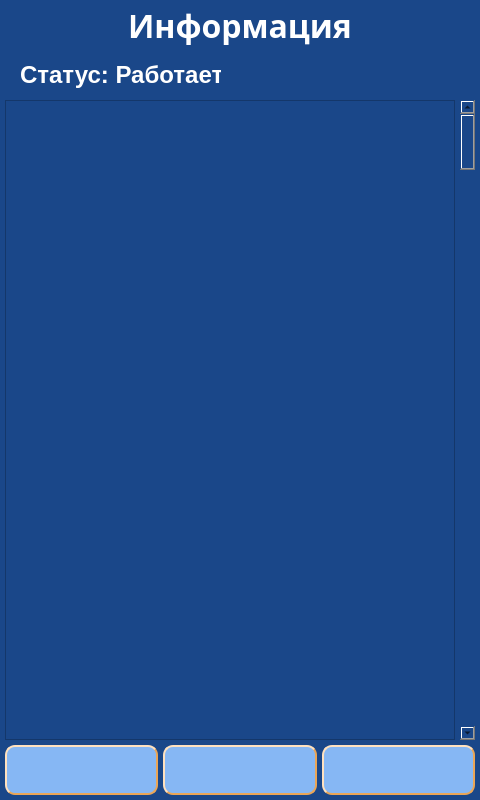
Before: the Qt Designer form client/GUI/ui/screen_2_help.ui in komrade2801/AutoSklad, drawn with Qt 5.
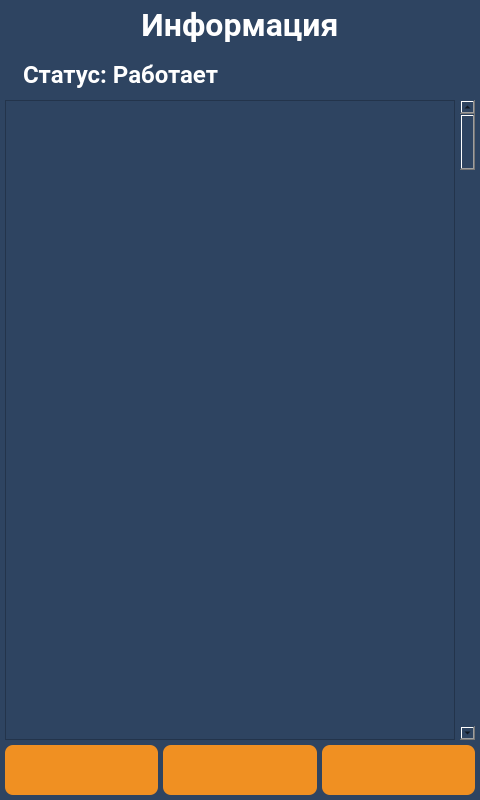
After: the same form once the commit is applied. Icons and pictures are not drawn.

Commit message: changed client UI style

Diff of the .ui file:
```diff
--- a/client/GUI/ui/screen_2_help.ui
+++ b/client/GUI/ui/screen_2_help.ui
@@ -15,29 +15,34 @@
   </property>
   <property name="styleSheet">
    <string notr="true">QWidget{
-	background-color: #1A4789;
+	background-color: #2e4461;
 }
 QLabel {
 	background: none;
 	color: #FFFFFF;
 	border-width: 0px;
 	border-radius: 0px;
+	font-family: &quot;Roboto&quot;, Sans-serif;
 }
 #background {
 	color: #FFFFFF;
-	background-color: #1A4789;
+	background-color: #2e4461;
 	border-width: 2px;
 	border-style: groove;
 	border-color: #ff9923;
 	border-radius: 0px;
+	font-family: &quot;Roboto&quot;, Sans-serif;
 }
 QPushButton {
-	color: #000000;
-	background-color: #86B7F4;
-	border-width: 2px;
+	color: #FFFFFF;
+	background-color: #f09022;
+	border-width: 0px;
 	border-style: outset;
 	border-color: #EAA657;
-	border-radius: 10px;
+	border-radius: 8px;
+	font-weight: 600;
+    font-size: 25px;
+	font-family: &quot;Roboto&quot;, Sans-serif;
 }</string>
   </property>
   <widget class="QTextEdit" name="text_window">
@@ -64,9 +69,9 @@
       <colorrole role="Button">
        <brush brushstyle="SolidPattern">
         <color alpha="255">
-         <red>26</red>
-         <green>71</green>
-         <blue>137</blue>
+         <red>46</red>
+         <green>68</green>
+         <blue>97</blue>
         </color>
        </brush>
       </colorrole>
@@ -91,18 +96,18 @@
       <colorrole role="Base">
        <brush brushstyle="SolidPattern">
         <color alpha="255">
-         <red>26</red>
-         <green>71</green>
-         <blue>137</blue>
+         <red>46</red>
+         <green>68</green>
+         <blue>97</blue>
         </color>
        </brush>
       </colorrole>
       <colorrole role="Window">
        <brush brushstyle="SolidPattern">
         <color alpha="255">
-         <red>26</red>
-         <green>71</green>
-         <blue>137</blue>
+         <red>46</red>
+         <green>68</green>
+         <blue>97</blue>
         </color>
        </brush>
       </colorrole>
@@ -129,9 +134,9 @@
       <colorrole role="Button">
        <brush brushstyle="SolidPattern">
         <color alpha="255">
-         <red>26</red>
-         <green>71</green>
-         <blue>137</blue>
+         <red>46</red>
+         <green>68</green>
+         <blue>97</blue>
         </color>
        </brush>
       </colorrole>
@@ -156,18 +161,18 @@
       <colorrole role="Base">
        <brush brushstyle="SolidPattern">
         <color alpha="255">
-         <red>26</red>
-         <green>71</green>
-         <blue>137</blue>
+         <red>46</red>
+         <green>68</green>
+         <blue>97</blue>
         </color>
        </brush>
       </colorrole>
       <colorrole role="Window">
        <brush brushstyle="SolidPattern">
         <color alpha="255">
-         <red>26</red>
-         <green>71</green>
-         <blue>137</blue>
+         <red>46</red>
+         <green>68</green>
+         <blue>97</blue>
         </color>
        </brush>
       </colorrole>
@@ -194,9 +199,9 @@
       <colorrole role="Button">
        <brush brushstyle="SolidPattern">
         <color alpha="255">
-         <red>26</red>
-         <green>71</green>
-         <blue>137</blue>
+         <red>46</red>
+         <green>68</green>
+         <blue>97</blue>
         </color>
        </brush>
       </colorrole>
@@ -221,18 +226,18 @@
       <colorrole role="Base">
        <brush brushstyle="SolidPattern">
         <color alpha="255">
-         <red>26</red>
-         <green>71</green>
-         <blue>137</blue>
+         <red>46</red>
+         <green>68</green>
+         <blue>97</blue>
         </color>
        </brush>
       </colorrole>
       <colorrole role="Window">
        <brush brushstyle="SolidPattern">
         <color alpha="255">
-         <red>26</red>
-         <green>71</green>
-         <blue>137</blue>
+         <red>46</red>
+         <green>68</green>
+         <blue>97</blue>
         </color>
        </brush>
       </colorrole>
@@ -253,9 +258,6 @@
      <pointsize>10</pointsize>
     </font>
    </property>
-   <property name="styleSheet">
-    <string notr="true">color: rgb(255, 255, 255);</string>
-   </property>
    <property name="html">
     <string>&lt;!DOCTYPE HTML PUBLIC &quot;-//W3C//DTD HTML 4.0//EN&quot; &quot;http://www.w3.org/TR/REC-html40/strict.dtd&quot;&gt;
 &lt;html&gt;&lt;head&gt;&lt;meta name=&quot;qrichtext&quot; content=&quot;1&quot; /&gt;&lt;style type=&quot;text/css&quot;&gt;
@@ -284,20 +286,12 @@
    </property>
    <property name="font">
     <font>
-     <family>Arial Black</family>
-     <pointsize>16</pointsize>
+     <family>Roboto</family>
+     <pointsize>-1</pointsize>
      <weight>75</weight>
      <bold>true</bold>
     </font>
    </property>
-   <property name="styleSheet">
-    <string notr="true">color: #000000;
-background-color: #86B7F4;
-border-width: 2px;
-border-style: outset;
-border-color: #EAA657;
-border-radius: 10px;</string>
-   </property>
    <property name="text">
     <string/>
    </property>
@@ -332,20 +326,12 @@
    </property>
    <property name="font">
     <font>
-     <family>Arial Black</family>
-     <pointsize>16</pointsize>
+     <family>Roboto</family>
+     <pointsize>-1</pointsize>
      <weight>75</weight>
      <bold>true</bold>
     </font>
    </property>
-   <property name="styleSheet">
-    <string notr="true">color: #000000;
-background-color: #86B7F4;
-border-width: 2px;
-border-style: outset;
-border-color: #EAA657;
-border-radius: 10px;</string>
-   </property>
    <property name="text">
     <string/>
    </property>
@@ -570,18 +556,12 @@
    </property>
    <property name="font">
     <font>
-     <family>Arial</family>
+     <family>Roboto</family>
      <pointsize>18</pointsize>
      <weight>75</weight>
      <bold>true</bold>
     </font>
    </property>
-   <property name="styleSheet">
-    <string notr="true">color: #FFFFFF;
-background-color: #1A4789;
-border-width: 0px;
-border-radius: 0px;</string>
-   </property>
    <property name="text">
     <string>&lt;html&gt;&lt;head/&gt;&lt;body&gt;&lt;p&gt;Статус: Работает&lt;/p&gt;&lt;/body&gt;&lt;/html&gt;</string>
    </property>
@@ -622,20 +602,12 @@
    </property>
    <property name="font">
     <font>
-     <family>Arial Black</family>
-     <pointsize>16</pointsize>
+     <family>Roboto</family>
+     <pointsize>-1</pointsize>
      <weight>75</weight>
      <bold>true</bold>
     </font>
    </property>
-   <property name="styleSheet">
-    <string notr="true">color: #000000;
-background-color: #86B7F4;
-border-width: 2px;
-border-style: outset;
-border-color: #EAA657;
-border-radius: 10px;</string>
-   </property>
    <property name="text">
     <string/>
    </property>
@@ -860,18 +832,12 @@
    </property>
    <property name="font">
     <font>
-     <family>Arial Black</family>
+     <family>Roboto</family>
      <pointsize>24</pointsize>
      <weight>75</weight>
      <bold>true</bold>
     </font>
    </property>
-   <property name="styleSheet">
-    <string notr="true">color: #FFFFFF;
-background-color: #1A4789;
-border-width: 0px;
-border-radius: 0px;</string>
-   </property>
    <property name="text">
     <string>Информация</string>
    </property>
```
Left out of the diff: 2 changed lines with no effect on the pictures. The commit also changes 144 other files.
